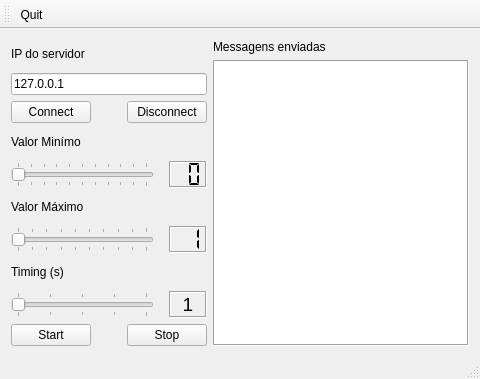
Old version of the form QtTcpClientProducer/mainwindow.ui in the repository HemersonRafael/Supervisory.
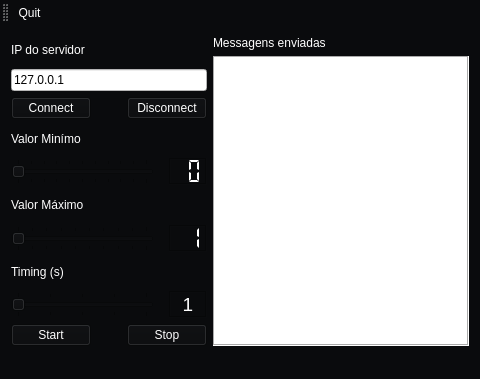
New version of the form.

```diff
--- a/QtTcpClientProducer/mainwindow.ui
+++ b/QtTcpClientProducer/mainwindow.ui
@@ -13,6 +13,10 @@
   <property name="windowTitle">
    <string>Tcp Client Producer</string>
   </property>
+  <property name="styleSheet">
+   <string notr="true">background-color: rgba(10, 11, 13, 0.9);
+border-bottom-color: rgb(46, 52, 54);</string>
+  </property>
   <property name="toolButtonStyle">
    <enum>Qt::ToolButtonIconOnly</enum>
   </property>
@@ -22,6 +26,9 @@
      <layout class="QVBoxLayout" name="verticalLayout_2">
       <item>
        <widget class="QLabel" name="label_5">
+        <property name="styleSheet">
+         <string notr="true">color: rgb(255, 255, 255);</string>
+        </property>
         <property name="text">
          <string>Messagens enviadas</string>
         </property>
@@ -29,6 +36,12 @@
       </item>
       <item>
        <widget class="QTextBrowser" name="textBrowser">
+        <property name="styleSheet">
+         <string notr="true">background-color: rgb(255, 255, 255);
+color: rgb(0, 0, 0);
+border-color: rgb(255, 255, 255);
+border-bottom-color: rgb(85, 87, 83);</string>
+        </property>
         <property name="frameShape">
          <enum>QFrame::Box</enum>
         </property>
@@ -46,6 +59,9 @@
      <layout class="QVBoxLayout" name="verticalLayout" stretch="0,0,0,0,0,0,0,0,0,0">
       <item>
        <widget class="QLabel" name="label_4">
+        <property name="styleSheet">
+         <string notr="true">color: rgb(255, 255, 255);</string>
+        </property>
         <property name="text">
          <string>IP do servidor</string>
         </property>
@@ -53,6 +69,9 @@
       </item>
       <item>
        <widget class="QLineEdit" name="lineEditIp">
+        <property name="styleSheet">
+         <string notr="true">background-color: rgb(255, 255, 255);</string>
+        </property>
         <property name="text">
          <string>127.0.0.1</string>
         </property>
@@ -62,6 +81,9 @@
        <layout class="QHBoxLayout" name="horizontalLayout" stretch="40,20,40">
         <item>
          <widget class="QPushButton" name="pushButtonConnect">
+          <property name="styleSheet">
+           <string notr="true">color: rgb(255, 255, 255);</string>
+          </property>
           <property name="text">
            <string>Connect</string>
           </property>
@@ -82,6 +104,9 @@
         </item>
         <item>
          <widget class="QPushButton" name="pushButtonDisconnect">
+          <property name="styleSheet">
+           <string notr="true">color: rgb(255, 255, 255);</string>
+          </property>
           <property name="text">
            <string>Disconnect</string>
           </property>
@@ -91,6 +116,9 @@
       </item>
       <item>
        <widget class="QLabel" name="label">
+        <property name="styleSheet">
+         <string notr="true">color: rgb(255, 255, 255);</string>
+        </property>
         <property name="text">
          <string>Valor Minímo</string>
         </property>
@@ -100,6 +128,9 @@
        <layout class="QHBoxLayout" name="horizontalLayout_4" stretch="75,5,20">
         <item>
          <widget class="QSlider" name="horizontalSliderMin">
+          <property name="styleSheet">
+           <string notr="true">selection-background-color: rgb(255, 255, 255);</string>
+          </property>
           <property name="maximum">
            <number>10</number>
           </property>
@@ -129,6 +160,9 @@
           <property name="focusPolicy">
            <enum>Qt::NoFocus</enum>
           </property>
+          <property name="styleSheet">
+           <string notr="true">color: rgb(255, 255, 255);</string>
+          </property>
           <property name="frameShadow">
            <enum>QFrame::Sunken</enum>
           </property>
@@ -150,6 +184,9 @@
       </item>
       <item>
        <widget class="QLabel" name="label_2">
+        <property name="styleSheet">
+         <string notr="true">color: rgb(255, 255, 255);</string>
+        </property>
         <property name="text">
          <string>Valor Máximo</string>
         </property>
@@ -159,6 +196,9 @@
        <layout class="QHBoxLayout" name="horizontalLayout_3" stretch="75,5,20">
         <item>
          <widget class="QSlider" name="horizontalSliderMax">
+          <property name="styleSheet">
+           <string notr="true">selection-background-color: rgb(255, 255, 255);</string>
+          </property>
           <property name="minimum">
            <number>1</number>
           </property>
@@ -191,6 +231,9 @@
         </item>
         <item>
          <widget class="QLCDNumber" name="lcdNumberMax">
+          <property name="styleSheet">
+           <string notr="true">color: rgb(255, 255, 255);</string>
+          </property>
           <property name="frameShadow">
            <enum>QFrame::Sunken</enum>
           </property>
@@ -212,6 +255,9 @@
       </item>
       <item>
        <widget class="QLabel" name="label_3">
+        <property name="styleSheet">
+         <string notr="true">color: rgb(255, 255, 255);</string>
+        </property>
         <property name="text">
          <string>Timing (s)</string>
         </property>
@@ -221,6 +267,9 @@
        <layout class="QHBoxLayout" name="horizontalLayout_5" stretch="75,5,20">
         <item>
          <widget class="QSlider" name="horizontalSliderTiming">
+          <property name="styleSheet">
+           <string notr="true">selection-background-color: rgb(255, 255, 255);</string>
+          </property>
           <property name="minimum">
            <number>1</number>
           </property>
@@ -264,6 +313,9 @@
           <property name="contextMenuPolicy">
            <enum>Qt::DefaultContextMenu</enum>
           </property>
+          <property name="styleSheet">
+           <string notr="true">color: rgb(255, 255, 255);</string>
+          </property>
           <property name="frameShape">
            <enum>QFrame::Box</enum>
           </property>
@@ -290,6 +342,9 @@
        <layout class="QHBoxLayout" name="horizontalLayout_2" stretch="40,20,40">
         <item>
          <widget class="QPushButton" name="pushButtonConnectStart">
+          <property name="styleSheet">
+           <string notr="true">color: rgb(255, 255, 255);</string>
+          </property>
           <property name="text">
            <string>Start</string>
           </property>
@@ -310,6 +365,9 @@
         </item>
         <item>
          <widget class="QPushButton" name="pushButtonConnectStop">
+          <property name="styleSheet">
+           <string notr="true">color: rgb(255, 255, 255);</string>
+          </property>
           <property name="text">
            <string>Stop</string>
           </property>
@@ -332,6 +390,9 @@
    </property>
   </widget>
   <widget class="QToolBar" name="mainToolBar">
+   <property name="styleSheet">
+    <string notr="true">color: rgb(255, 255, 255);</string>
+   </property>
    <attribute name="toolBarArea">
     <enum>TopToolBarArea</enum>
    </attribute>
```
